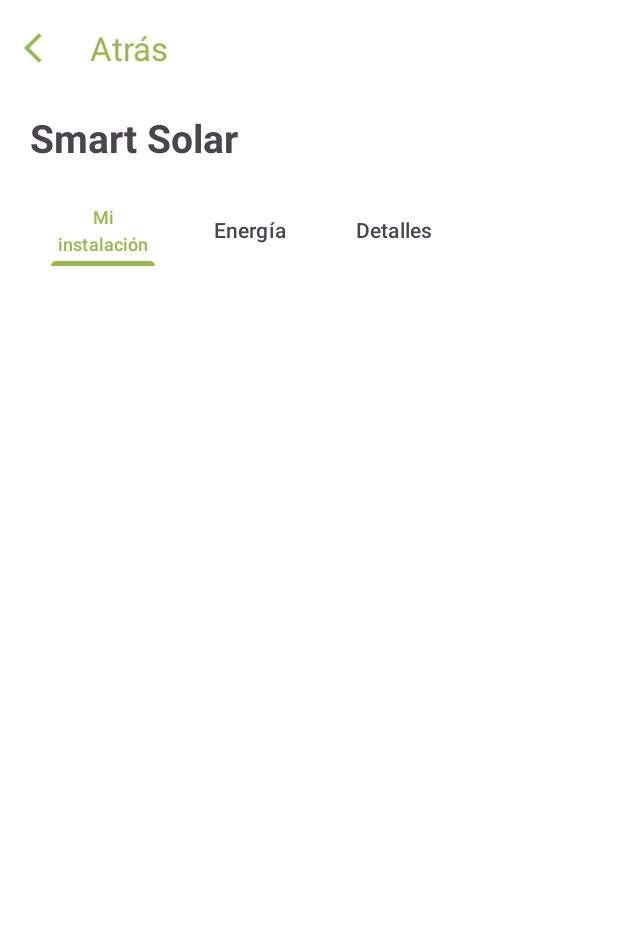
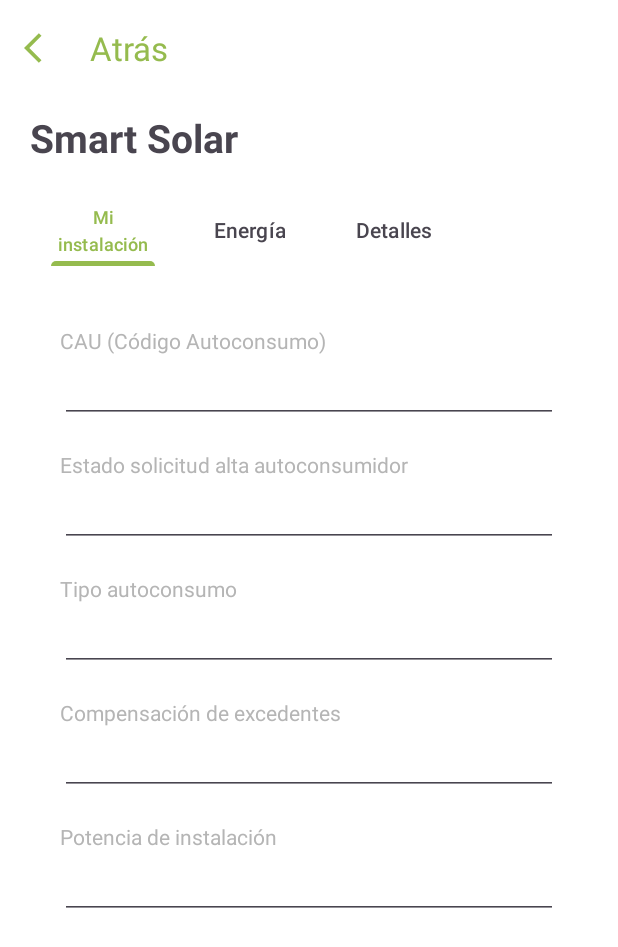
Before and after one commit to SmokeyBirdzz/PracticaFCT, an Android app: the fragment SmartSolarDetallesFragment placed in its activity, on a phone screen of 412 x 824 dp. Shown: the top 947 px of the screen. Run offline under Robolectric (Android 15) with nearby library versions, the phone set to English and light mode, and no system bars.

Commit message:
DecimoOctava versión de la aplicación.

```diff
--- a/app/src/main/res/layout/fragment_smart_solar_detalles.xml
+++ b/app/src/main/res/layout/fragment_smart_solar_detalles.xml
@@ -2,7 +2,115 @@
 <androidx.constraintlayout.widget.ConstraintLayout xmlns:android="http://schemas.android.com/apk/res/android"
     xmlns:tools="http://schemas.android.com/tools"
     android:layout_width="match_parent"
+    xmlns:app="http://schemas.android.com/apk/res-auto"
+    android:padding="20dp"
     android:layout_height="match_parent"
     tools:context=".ui.fragments.SmartSolarDetallesFragment">
 
+    <TextView
+        android:layout_width="match_parent"
+        android:layout_height="wrap_content"
+        android:text="CAU (Código Autoconsumo)"
+        android:textColor="@color/grey"
+        app:layout_constraintTop_toTopOf="parent"
+        app:layout_constraintStart_toStartOf="parent"
+        app:layout_constraintEnd_toEndOf="parent"
+        android:id="@+id/tvCAU"
+        />
+    <EditText
+        android:layout_width="match_parent"
+        android:layout_height="wrap_content"
+        app:layout_constraintTop_toBottomOf="@+id/tvCAU"
+        app:layout_constraintStart_toStartOf="parent"
+        app:layout_constraintEnd_toEndOf="parent"
+        tools:text="ES0021000000001994LJ1FA000"
+        android:inputType="none"
+        android:id="@+id/etCAU"
+        android:focusable="false"
+        />
+    <TextView
+        android:layout_width="match_parent"
+        android:layout_height="wrap_content"
+        android:textColor="@color/grey"
+        android:layout_marginTop="18dp"
+        android:id="@+id/tvEstado"
+        app:layout_constraintTop_toBottomOf="@+id/etCAU"
+        app:layout_constraintStart_toStartOf="parent"
+        android:text="Estado solicitud alta autoconsumidor"
+        />
+    <EditText
+        android:layout_width="match_parent"
+        android:layout_height="wrap_content"
+        app:layout_constraintTop_toBottomOf="@+id/tvEstado"
+        app:layout_constraintStart_toStartOf="parent"
+        app:layout_constraintEnd_toEndOf="parent"
+        tools:text="No hemos recibido ninguna solicitud de autoconsumo"
+        android:inputType="none"
+        android:id="@+id/etEstado"
+        android:focusable="false"
+        />
+    <TextView
+        android:layout_width="match_parent"
+        android:layout_height="wrap_content"
+        android:textColor="@color/grey"
+        android:layout_marginTop="18dp"
+        android:id="@+id/tvTipo"
+        app:layout_constraintTop_toBottomOf="@+id/etEstado"
+        app:layout_constraintStart_toStartOf="parent"
+        android:text="Tipo autoconsumo"
+        />
+    <EditText
+        android:layout_width="match_parent"
+        android:layout_height="wrap_content"
+        app:layout_constraintTop_toBottomOf="@+id/tvTipo"
+        app:layout_constraintStart_toStartOf="parent"
+        app:layout_constraintEnd_toEndOf="parent"
+        tools:text="Con excedentes y compensación individual - Consumo"
+        android:inputType="none"
+        android:id="@+id/etTipo"
+        android:focusable="false"
+        />
+    <TextView
+        android:layout_width="match_parent"
+        android:layout_height="wrap_content"
+        android:textColor="@color/grey"
+        android:layout_marginTop="18dp"
+        android:id="@+id/tvCompensacion"
+        app:layout_constraintTop_toBottomOf="@+id/etTipo"
+        app:layout_constraintStart_toStartOf="parent"
+        android:text="Compensación de excedentes"
+        />
+    <EditText
+        android:layout_width="match_parent"
+        android:layout_height="wrap_content"
+        app:layout_constraintTop_toBottomOf="@+id/tvCompensacion"
+        app:layout_constraintStart_toStartOf="parent"
+        app:layout_constraintEnd_toEndOf="parent"
+        tools:text="Precio PVPC"
+        android:inputType="none"
+        android:id="@+id/etCompensacion"
+        android:focusable="false"
+        />
+    <TextView
+        android:layout_width="match_parent"
+        android:layout_height="wrap_content"
+        android:textColor="@color/grey"
+        android:layout_marginTop="18dp"
+        android:id="@+id/tvPotencia"
+        app:layout_constraintTop_toBottomOf="@+id/etCompensacion"
+        app:layout_constraintStart_toStartOf="parent"
+        android:text="Potencia de instalación"
+        />
+    <EditText
+        android:layout_width="match_parent"
+        android:layout_height="wrap_content"
+        app:layout_constraintTop_toBottomOf="@+id/tvPotencia"
+        app:layout_constraintStart_toStartOf="parent"
+        app:layout_constraintEnd_toEndOf="parent"
+        tools:text="5kWp"
+        android:inputType="none"
+        android:id="@+id/etPotencia"
+        android:focusable="false"
+        />
+
 </androidx.constraintlayout.widget.ConstraintLayout>
```
Also changed, not shown: app/src/main/java/com/smokey/practicafct/data/room/DetailsSmartSolarDAO.kt (added, +18 -0 lines), app/src/main/java/com/smokey/practicafct/data/room/DetailsSmartSolarRoom.kt (added, +13 -0 lines), app/src/main/res/layout/fragment_smart_solar_energia.xml (+26 -0 lines), app/src/main/resources/detallesSmartSolar.json (added, +7 -0 lines), app/src/main/res/drawable/plan_gestiones.webp (added).
